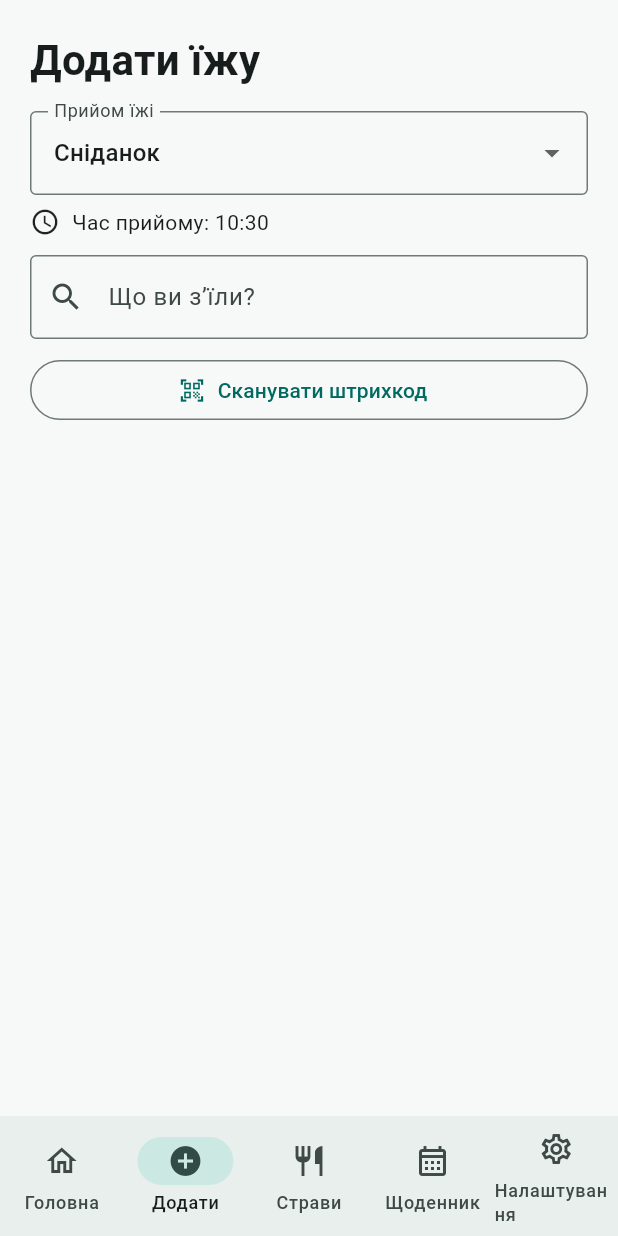
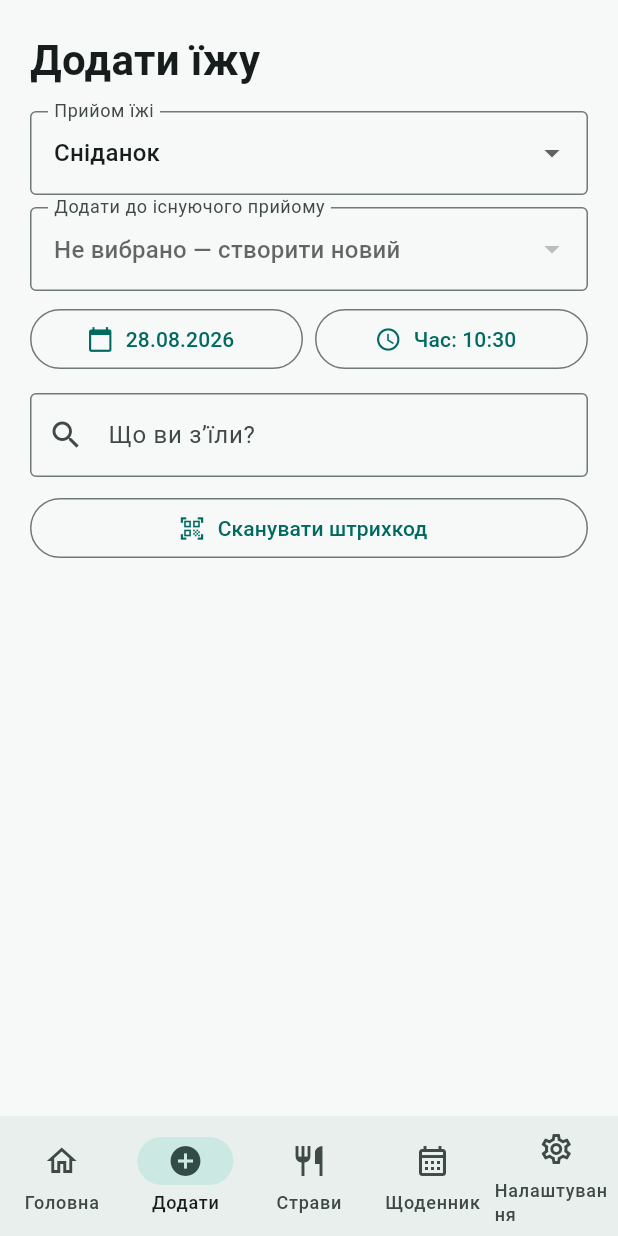
Before and after one commit to vitlugrain/CarbCalcUA, a Flutter app: the screen it shows after launch, item 2 of the bottom bar chosen, on a phone screen of 412 x 824 dp. Run offline on Flutter 3.47's test engine with Material 3 defaults, Android fonts, the phone set to English and light mode, and no system bars; our stand-ins replace csv, file_picker, shared_preferences, sqflite; missing offline and left inert: mobile_scanner, syncfusion_flutter_pdf; accounts and stored records are empty.

Commit message:
Fix diary date time calendar and meal grouping

```diff
--- a/lib/main.dart
+++ b/lib/main.dart
@@ -1,5 +1,6 @@
 import 'dart:convert';
 import 'package:flutter/material.dart';
+import 'package:flutter_localizations/flutter_localizations.dart';
 import 'package:flutter/services.dart';
 import 'package:path/path.dart' as p;
 import 'package:sqflite/sqflite.dart';
@@ -74,6 +75,15 @@ class AppDb {
     return _db!;
   }
   static Future<List<Map<String,dynamic>>> diary(String date) async=>(await db).query('diary',where:'date=?',whereArgs:[date],orderBy:'id ASC');
+  static Future<List<Map<String,dynamic>>> mealGroups(String date) async {
+    final rows = await diary(date);
+    final groups = <String, Map<String,dynamic>>{};
+    for (final row in rows) {
+      final id = (row['meal_group_id'] as String?) ?? 'legacy_${row['meal']}_${row['meal_time'] ?? ''}';
+      groups.putIfAbsent(id, () => {'id': id, 'meal': row['meal'], 'time': row['meal_time'] ?? ''});
+    }
+    return groups.values.toList();
+  }
   static Future<void> addDiary({required String date,required String meal,required String name,required double grams,required double amountValue,required String amountUnit,required double carbs,required double xe,String? mealGroupId,String? mealTime,String? productId})async{
     await (await db).insert('diary',{'date':date,'meal':meal,'name':name,'grams':grams,'amount_value':amountValue,'amount_unit':amountUnit,'carbs':carbs,'xe':xe,'meal_group_id':mealGroupId,'meal_time':mealTime,'product_id':productId});
   }
@@ -120,6 +130,8 @@ class CarbCalcApp extends StatelessWidget{
   const CarbCalcApp({super.key});
   @override Widget build(BuildContext c)=>MaterialApp(
     title:'CarbCalc UA',debugShowCheckedModeBanner:false,
+    localizationsDelegates: const [GlobalMaterialLocalizations.delegate, GlobalWidgetsLocalizations.delegate, GlobalCupertinoLocalizations.delegate],
+    supportedLocales: const [Locale('uk'), Locale('en')],
     theme:ThemeData(useMaterial3:true,colorSchemeSeed:Colors.teal,scaffoldBackgroundColor:const Color(0xFFF7F9F8)),
     home:const HomePage());
 }
@@ -188,12 +200,25 @@ class _AddFoodPageState extends State<AddFoodPage>{
   QuantityUnit unit=QuantityUnit.grams;
   String q='';
   String meal='Сніданок';
-  late final String mealGroupId;
-  late final String mealTime;
+  String? mealGroupId;
+  late String mealTime;
+  DateTime mealDate = DateTime.now();
   ParsedFoodQuery parsed=const ParsedFoodQuery(original:'',productQuery:'');
   final controller=TextEditingController(text:'100');
 
-  @override void initState(){super.initState();final now=DateTime.now();mealGroupId='meal_${now.microsecondsSinceEpoch}';mealTime='${now.hour.toString().padLeft(2,'0')}:${now.minute.toString().padLeft(2,'0')}';}
+  @override void initState(){super.initState();final now=DateTime.now();mealDate=DateTime(now.year,now.month,now.day);mealTime='${now.hour.toString().padLeft(2,'0')}:${now.minute.toString().padLeft(2,'0')}';}
+
+  Future<void> _pickMealDate() async {
+    final picked = await showDatePicker(context: context, firstDate: DateTime(2020), lastDate: DateTime(2100), initialDate: mealDate, locale: const Locale('uk'), helpText: 'Дата прийому їжі');
+    if (picked != null && mounted) setState(() { mealDate = DateTime(picked.year,picked.month,picked.day); mealGroupId = null; });
+  }
+
+  Future<void> _pickMealTime() async {
+    final parts = mealTime.split(':');
+    final initial = TimeOfDay(hour:int.tryParse(parts.first) ?? DateTime.now().hour, minute:int.tryParse(parts.length > 1 ? parts[1] : '') ?? DateTime.now().minute);
+    final picked = await showTimePicker(context: context, initialTime: initial, helpText: 'Час прийому їжі');
+    if (picked != null && mounted) setState(() { mealTime = '${picked.hour.toString().padLeft(2,'0')}:${picked.minute.toString().padLeft(2,'0')}'; });
+  }
 
   @override void dispose(){controller.dispose();super.dispose();}
 
@@ -306,9 +331,18 @@ class _AddFoodPageState extends State<AddFoodPage>{
     return ListView(padding:const EdgeInsets.all(20),children:[
       const Text('Додати їжу',style:TextStyle(fontSize:28,fontWeight:FontWeight.bold)),
       const SizedBox(height:14),
-      DropdownButtonFormField<String>(value:meal,decoration:const InputDecoration(labelText:'Прийом їжі',border:OutlineInputBorder()),items:['Сніданок','Обід','Вечеря','Перекус'].map((x)=>DropdownMenuItem(value:x,child:Text(x))).toList(),onChanged:(x)=>setState(()=>meal=x!)),
+      DropdownButtonFormField<String>(value:meal,decoration:const InputDecoration(labelText:'Прийом їжі',border:OutlineInputBorder()),items:['Сніданок','Обід','Вечеря','Перекус'].map((x)=>DropdownMenuItem(value:x,child:Text(x))).toList(),onChanged:(x)=>setState((){meal=x!;mealGroupId=null;})),
       const SizedBox(height:8),
-      Row(children:[const Icon(Icons.schedule,size:20),const SizedBox(width:8),Text('Час прийому: $mealTime')]),
+      FutureBuilder<List<Map<String,dynamic>>>(future:AppDb.mealGroups(_dateKey(mealDate)),builder:(context, snapshot){
+        final groups = snapshot.data ?? const <Map<String,dynamic>>[];
+        return DropdownButtonFormField<String>(value:mealGroupId,decoration:const InputDecoration(labelText:'Додати до існуючого прийому',hintText:'Не вибрано — створити новий',border:OutlineInputBorder()),items:groups.map((g)=>DropdownMenuItem<String>(value:g['id'] as String,child:Text('${g['meal']}${(g['time'] as String).isEmpty ? '' : ' • ${g['time']}'}'))).toList(),onChanged:(id){if(id==null)return;final g=groups.firstWhere((x)=>x['id']==id);setState((){mealGroupId=id;meal=g['meal'] as String;mealTime=(g['time'] as String).isEmpty?mealTime:g['time'] as String;});});
+      }),
+      const SizedBox(height:8),
+      Row(children:[
+        Expanded(child:OutlinedButton.icon(onPressed:_pickMealDate,icon:const Icon(Icons.calendar_today),label:Text(_prettyDate(mealDate)))),
+        const SizedBox(width:8),
+        Expanded(child:OutlinedButton.icon(onPressed:_pickMealTime,icon:const Icon(Icons.schedule),label:Text('Час: $mealTime'))),
+      ]),
       const SizedBox(height:12),
       TextField(
         decoration:const InputDecoration(labelText:'Що ви зʼїли?',hintText:'Наприклад: 150 г гречки вареної на воді',prefixIcon:Icon(Icons.search),border:OutlineInputBorder()),
@@ -362,7 +396,9 @@ class _AddFoodPageState extends State<AddFoodPage>{
         }),
         FilledButton(onPressed:amount>0&&grams!=null?()async{
           final xeGrams=await _xeGrams();
-          await AppDb.addDiary(date:_dateKey(DateTime.now()),meal:meal,name:selected!.name,grams:grams!,amountValue:amount,amountUnit:unit.label,carbs:carbs,xe:_xeForCarbs(carbs,xeGrams),mealGroupId:mealGroupId,mealTime:mealTime,productId:selected!.id);
+          final groupId = mealGroupId ?? 'meal_${mealDate.microsecondsSinceEpoch}_${meal.replaceAll(' ','_')}';
+          mealGroupId = groupId;
+          await AppDb.addDiary(date:_dateKey(mealDate),meal:meal,name:selected!.name,grams:grams!,amountValue:amount,amountUnit:unit.label,carbs:carbs,xe:_xeForCarbs(carbs,xeGrams),mealGroupId:groupId,mealTime:mealTime,productId:selected!.id);
           if(c.mounted)ScaffoldMessenger.of(c).showSnackBar(const SnackBar(content:Text('Додано до щоденника')));
           widget.onAdded();
         }:null,child:const Text('Додати до щоденника')),
--- a/pubspec.yaml
+++ b/pubspec.yaml
@@ -8,6 +8,8 @@ environment:
 
 dependencies:
   flutter:
+    sdk: flutter
+  flutter_localizations:
     sdk: flutter
   cupertino_icons: ^1.0.8
   sqflite: ^2.4.2
```
